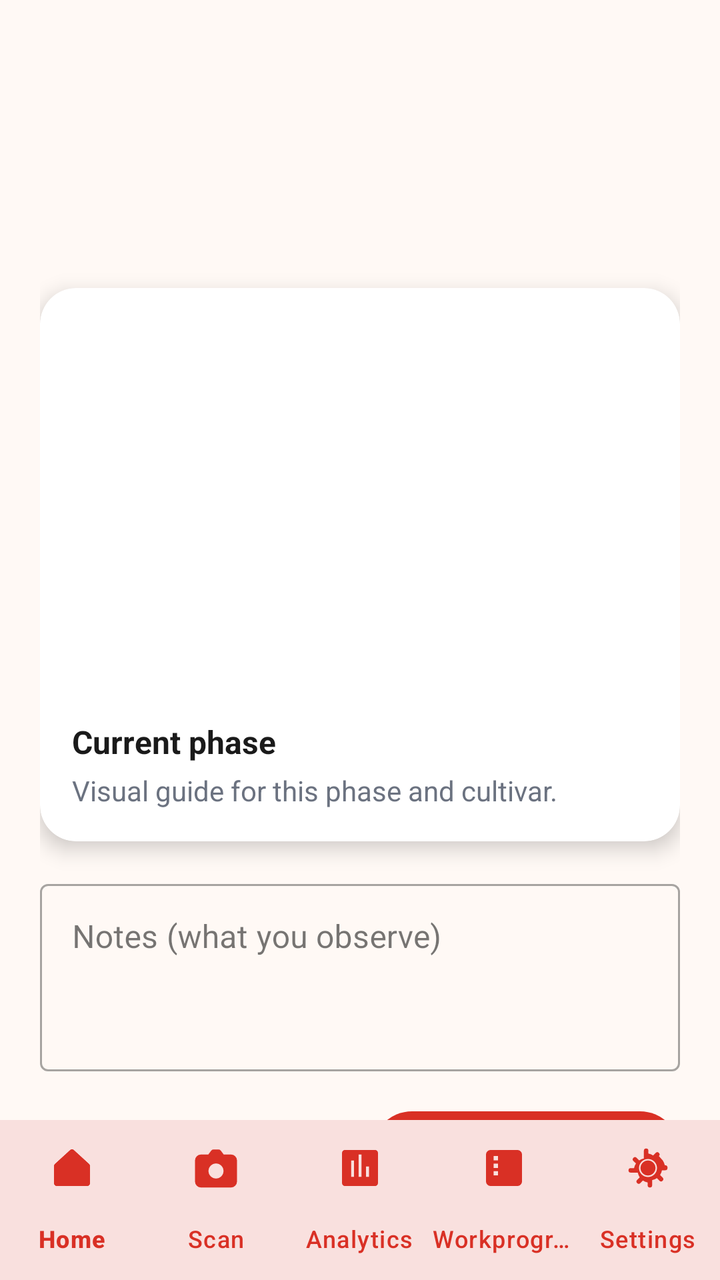
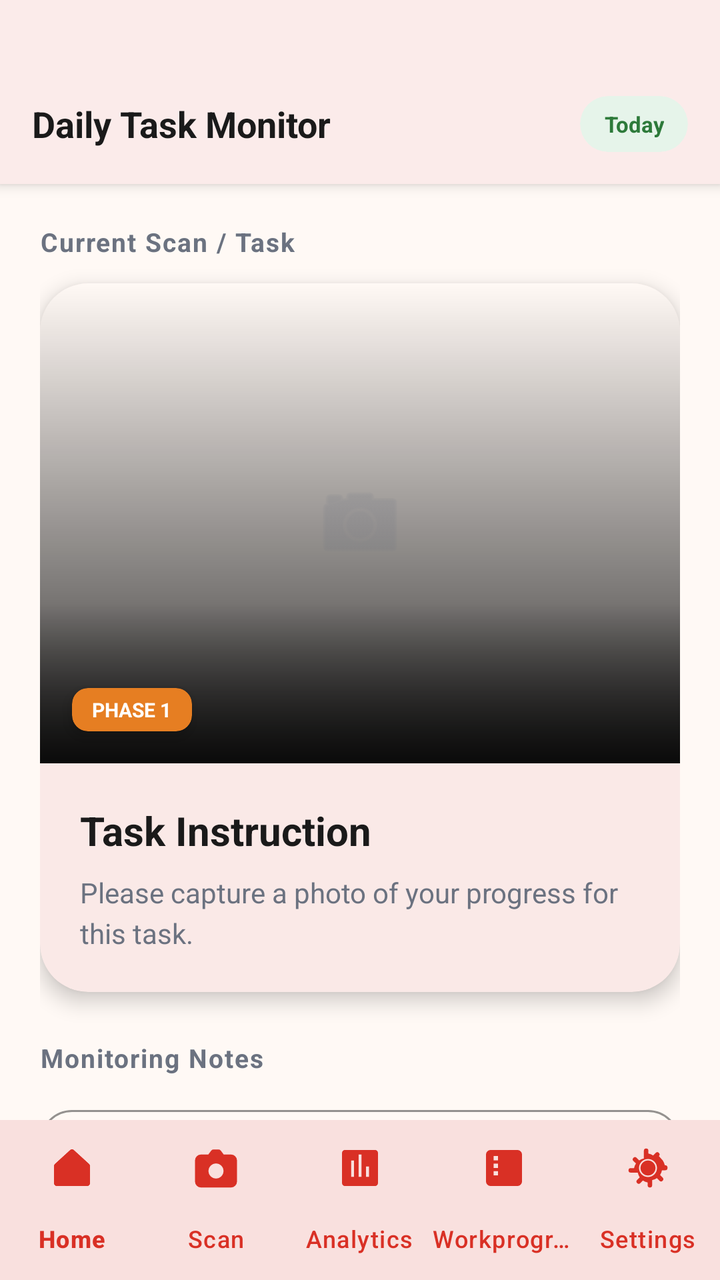

Before-and-after screenshots of an Android layout around one commit, followed by the original layout XML and the change that was made.
<!-- AndroidManifest.xml: application theme Theme.TomatoApp -->
<!-- res/layout/activity_plant_monitoring.xml -->
<?xml version="1.0" encoding="utf-8"?>
<RelativeLayout xmlns:android="http://schemas.android.com/apk/res/android"
    xmlns:app="http://schemas.android.com/apk/res-auto"
    xmlns:tools="http://schemas.android.com/tools"
    android:layout_width="match_parent"
    android:layout_height="match_parent"
    android:background="@color/soft_cream"
    tools:context=".monitoring.ui.PlantMonitoringActivity">

    <androidx.core.widget.NestedScrollView
        android:layout_width="match_parent"
        android:layout_height="match_parent"
        android:layout_above="@id/bottom_navigation"
        android:fillViewport="true">

        <LinearLayout
            android:layout_width="match_parent"
            android:layout_height="wrap_content"
            android:orientation="vertical"
            android:padding="20dp">

            
            <View
                android:layout_width="match_parent"
                android:layout_height="?attr/actionBarSize"
                android:layout_marginBottom="60dp"/>

            <androidx.cardview.widget.CardView
                android:id="@+id/referenceCard"
                android:layout_width="match_parent"
                android:layout_height="wrap_content"
                android:layout_marginBottom="16dp"
                app:cardCornerRadius="18dp"
                app:cardElevation="6dp"
                app:cardBackgroundColor="@color/white">

                <LinearLayout
                    android:layout_width="match_parent"
                    android:layout_height="wrap_content"
                    android:orientation="vertical">

                    <ImageView
                        android:id="@+id/referenceImage"
                        android:layout_width="match_parent"
                        android:layout_height="200dp"
                        android:scaleType="centerCrop"
                        android:contentDescription="@string/monitor_reference_image" />

                    <LinearLayout
                        android:layout_width="match_parent"
                        android:layout_height="wrap_content"
                        android:orientation="vertical"
                        android:padding="16dp">

                        <TextView
                            android:id="@+id/referencePhaseLabel"
                            android:layout_width="wrap_content"
                            android:layout_height="wrap_content"
                            android:textStyle="bold"
                            android:textColor="@color/text_primary"
                            android:textSize="16sp"
                            android:text="@string/monitor_phase_label" />

                        <TextView
                            android:id="@+id/referenceDescription"
                            android:layout_width="match_parent"
                            android:layout_height="wrap_content"
                            android:layout_marginTop="4dp"
                            android:textColor="@color/text_secondary"
                            android:textSize="14sp"
                            android:text="@string/monitor_reference_hint" />
                    </LinearLayout>
                </LinearLayout>
            </androidx.cardview.widget.CardView>

            <com.google.android.material.textfield.TextInputLayout
                style="@style/Widget.MaterialComponents.TextInputLayout.OutlinedBox"
                android:layout_width="match_parent"
                android:layout_height="wrap_content"
                android:layout_marginBottom="16dp"
                android:hint="@string/monitor_notes">

                <com.google.android.material.textfield.TextInputEditText
                    android:id="@+id/inputNotes"
                    android:layout_width="match_parent"
                    android:layout_height="wrap_content"
                    android:minLines="3"
                    android:maxLines="5"
                    android:gravity="top|start" />
            </com.google.android.material.textfield.TextInputLayout>

            
            <com.google.android.material.card.MaterialCardView
                android:id="@+id/capturedImageCard"
                android:layout_width="match_parent"
                android:layout_height="wrap_content"
                android:layout_marginBottom="16dp"
                android:visibility="gone"
                app:cardCornerRadius="16dp"
                app:cardElevation="4dp">

                <LinearLayout
                    android:layout_width="match_parent"
                    android:layout_height="wrap_content"
                    android:orientation="vertical"
                    android:padding="16dp">

                    <LinearLayout
                        android:layout_width="match_parent"
                        android:layout_height="wrap_content"
                        android:orientation="horizontal"
                        android:gravity="center_vertical"
                        android:layout_marginBottom="12dp">

                        <TextView
                            android:layout_width="0dp"
                            android:layout_height="wrap_content"
                            android:layout_weight="1"
                            android:text="Captured Image"
                            android:textColor="@color/text_primary"
                            android:textSize="16sp"
                            android:textStyle="bold" />

                        <com.google.android.material.button.MaterialButton
                            android:id="@+id/btnDeleteImage"
                            android:layout_width="wrap_content"
                            android:layout_height="wrap_content"
                            android:text="Delete"
                            android:textAllCaps="false"
                            android:textColor="@color/error"
                            style="@style/Widget.Material3.Button.TextButton"
                            android:icon="@android:drawable/ic_menu_delete"
                            app:iconTint="@color/error" />
                    </LinearLayout>

                    <ImageView
                        android:id="@+id/capturedImageView"
                        android:layout_width="match_parent"
                        android:layout_height="200dp"
                        android:scaleType="centerCrop"
                        android:contentDescription="Captured image"
                        android:background="@color/soft_cream" />
                </LinearLayout>
            </com.google.android.material.card.MaterialCardView>

            
            <LinearLayout
                android:layout_width="match_parent"
                android:layout_height="wrap_content"
                android:orientation="horizontal"
                android:layout_marginBottom="12dp">

                <com.google.android.material.button.MaterialButton
                    android:id="@+id/btnScanDiseases"
                    android:layout_width="0dp"
                    android:layout_height="wrap_content"
                    android:layout_weight="1"
                    android:layout_marginEnd="6dp"
                    android:text="@string/monitor_scan_button"
                    android:textAllCaps="false"
                    android:icon="@android:drawable/ic_menu_camera" />

                <com.google.android.material.button.MaterialButton
                    android:id="@+id/btnCapture"
                    android:layout_width="0dp"
                    android:layout_height="wrap_content"
                    android:layout_weight="1"
                    android:layout_marginStart="6dp"
                    android:text="Capture"
                    android:textAllCaps="false"
                    android:icon="@android:drawable/ic_menu_camera" />
            </LinearLayout>

            
            <com.google.android.material.button.MaterialButton
                android:id="@+id/btnSave"
                android:layout_width="match_parent"
                android:layout_height="wrap_content"
                android:text="Save"
                android:textAllCaps="false"
                android:icon="@android:drawable/ic_menu_save" />

        </LinearLayout>
    </androidx.core.widget.NestedScrollView>

    <com.google.android.material.bottomnavigation.BottomNavigationView
        android:id="@+id/bottom_navigation"
        android:layout_width="match_parent"
        android:layout_height="wrap_content"
        android:layout_alignParentBottom="true"
        android:background="@color/white"
        app:menu="@menu/menu_bottom_nav"
        app:itemIconTint="@color/nav_selected"
        app:itemTextColor="@color/nav_selected"
        app:labelVisibilityMode="labeled"
        app:elevation="16dp" />

</RelativeLayout>
<!-- resources referenced by this layout -->
<resources>
  <color name="error">#D93025</color>
  <color name="nav_selected">#D93025</color>
  <color name="soft_cream">#FFF9F5</color>
  <color name="text_primary">#1A1A1A</color>
  <color name="text_secondary">#6B7280</color>
  <color name="white">#FFFFFFFF</color>
  <string name="monitor_notes">Notes (what you observe)</string>
  <string name="monitor_phase_label">Current phase</string>
  <string name="monitor_reference_hint">Visual guide for this phase and cultivar.</string>
  <string name="monitor_reference_image">Reference growth stage</string>
  <string name="monitor_scan_button">Scan for diseases</string>
  <style name="Theme.TomatoApp" parent="Base.Theme.TomatoApp" />
  <style name="Base.Theme.TomatoApp" parent="Theme.Material3.DayNight.NoActionBar">
          
          <item name="colorPrimary">@color/tomato_red</item>
          <item name="colorOnPrimary">@color/white</item>
          <item name="colorSecondary">@color/fresh_green</item>
          <item name="colorOnSecondary">@color/white</item>
          <item name="colorSurface">@color/surface</item>
          <item name="colorOnSurface">@color/text_primary</item>
          <item name="colorError">@color/error</item>
          <item name="android:windowBackground">@color/bg_light_gray</item>
      </style>
  <color name="tomato_red">#D93025</color>
  <color name="fresh_green">#3DBE5A</color>
  <color name="surface">#FFFFFF</color>
  <color name="bg_light_gray">#FFF9F5</color>
</resources>

<!-- the commit's change to res/layout/activity_plant_monitoring.xml (unified diff, before → after) -->
@@ -7,11 +7,64 @@
     android:background="@color/soft_cream"
     tools:context=".monitoring.ui.PlantMonitoringActivity">
 
+    
+    <com.google.android.material.card.MaterialCardView
+        android:id="@+id/headerCard"
+        android:layout_width="match_parent"
+        android:layout_height="wrap_content"
+        app:cardElevation="4dp"
+        app:cardCornerRadius="0dp"
+        app:cardBackgroundColor="@color/white"
+        app:strokeWidth="0dp">
+
+        <LinearLayout
+            android:layout_width="match_parent"
+            android:layout_height="wrap_content"
+            android:orientation="horizontal"
+            android:gravity="center_vertical"
+            android:paddingStart="16dp"
+            android:paddingEnd="16dp"
+            android:paddingTop="48dp"
+            android:paddingBottom="16dp">
+
+            <TextView
+                android:layout_width="0dp"
+                android:layout_height="wrap_content"
+                android:layout_weight="1"
+                android:text="Daily Task Monitor"
+                android:textColor="@color/text_primary"
+                android:textSize="18sp"
+                android:textStyle="bold" />
+
+            <com.google.android.material.card.MaterialCardView
+                android:layout_width="wrap_content"
+                android:layout_height="28dp"
+                app:cardCornerRadius="14dp"
+                app:cardElevation="0dp"
+                app:cardBackgroundColor="@color/green_light"
+                app:strokeWidth="0dp">
+                <TextView
+                    android:id="@+id/dateLabel"
+                    android:layout_width="wrap_content"
+                    android:layout_height="match_parent"
+                    android:text="Today"
+                    android:textColor="@color/green"
+                    android:textSize="11sp"
+                    android:textStyle="bold"
+                    android:gravity="center"
+                    android:paddingHorizontal="12dp" />
+            </com.google.android.material.card.MaterialCardView>
+        </LinearLayout>
+    </com.google.android.material.card.MaterialCardView>
+
     <androidx.core.widget.NestedScrollView
         android:layout_width="match_parent"
         android:layout_height="match_parent"
+        android:layout_below="@id/headerCard"
         android:layout_above="@id/bottom_navigation"
-        android:fillViewport="true">
+        android:fillViewport="true"
+        android:clipToPadding="false"
+        android:paddingBottom="24dp">
 
         <LinearLayout
             android:layout_width="match_parent"
@@ -20,165 +73,217 @@
             android:padding="20dp">
 
             
-            <View
-                android:layout_width="match_parent"
-                android:layout_height="?attr/actionBarSize"
-                android:layout_marginBottom="60dp"/>
-
-            <androidx.cardview.widget.CardView
+            <TextView
+                android:layout_width="wrap_content"
+                android:layout_height="wrap_content"
+                android:text="Current Scan / Task"
+                android:textColor="@color/text_secondary"
+                android:textSize="13sp"
+                android:textStyle="bold"
+                android:letterSpacing="0.05"
+                android:layout_marginBottom="12dp" />
+
+            <com.google.android.material.card.MaterialCardView
                 android:id="@+id/referenceCard"
                 android:layout_width="match_parent"
                 android:layout_height="wrap_content"
-                android:layout_marginBottom="16dp"
-                app:cardCornerRadius="18dp"
+                android:layout_marginBottom="24dp"
+                app:cardCornerRadius="24dp"
                 app:cardElevation="6dp"
-                app:cardBackgroundColor="@color/white">
+                app:cardBackgroundColor="@color/white"
+                app:strokeWidth="0dp">
 
                 <LinearLayout
                     android:layout_width="match_parent"
                     android:layout_height="wrap_content"
                     android:orientation="vertical">
 
-                    <ImageView
-                        android:id="@+id/referenceImage"
+                    <FrameLayout
                         android:layout_width="match_parent"
-                        android:layout_height="200dp"
-                        android:scaleType="centerCrop"
-                        android:contentDescription="@string/monitor_reference_image" />
+                        android:layout_height="240dp">
+                        
+                        <ImageView
+                            android:id="@+id/referenceImage"
+                            android:layout_width="match_parent"
+                            android:layout_height="match_parent"
+                            android:scaleType="centerCrop"
+                            android:src="@drawable/bg_bottom_gradient_dark"
+                            android:background="@color/soft_cream"
+                            android:contentDescription="Captured image" />
+
+                        <View
+                            android:layout_width="match_parent"
+                            android:layout_height="80dp"
+                            android:layout_gravity="bottom"
+                            android:background="@drawable/bg_bottom_gradient_dark" />
+
+                        
+                        <ImageView
+                            android:id="@+id/cameraHintIcon"
+                            android:layout_width="48dp"
+                            android:layout_height="48dp"
+                            android:layout_gravity="center"
+                            android:src="@android:drawable/ic_menu_camera"
+                            app:tint="@color/muted"
+                            android:alpha="0.3" />
+
+                        <com.google.android.material.card.MaterialCardView
+                            android:layout_width="wrap_content"
+                            android:layout_height="wrap_content"
+                            android:layout_gravity="bottom|start"
+                            android:layout_margin="16dp"
+                            app:cardCornerRadius="8dp"
+                            app:cardElevation="4dp"
+                            app:cardBackgroundColor="@color/warm_orange"
+                            app:strokeWidth="0dp">
+                            <TextView
+                                android:id="@+id/phaseBadge"
+                                android:layout_width="wrap_content"
+                                android:layout_height="wrap_content"
+                                android:text="PHASE 1"
+                                android:textColor="@color/white"
+                                android:textSize="10sp"
+                                android:textStyle="bold"
+                                android:paddingHorizontal="10dp"
+                                android:paddingVertical="4dp" />
+                        </com.google.android.material.card.MaterialCardView>
+
+                        <com.google.android.material.button.MaterialButton
+                            android:id="@+id/btnDeleteImage"
+                            android:layout_width="40dp"
+                            android:layout_height="40dp"
+                            android:layout_gravity="top|end"
+                            android:layout_margin="12dp"
+                            android:padding="0dp"
+                            android:visibility="gone"
+                            app:icon="@android:drawable/ic_menu_delete"
+                            app:iconGravity="textStart"
+                            app:iconPadding="0dp"
+                            app:iconTint="@color/white"
+                            app:backgroundTint="@color/error"
+                            app:cornerRadius="20dp"
+                            style="@style/Widget.Material3.Button.Icon" />
+                    </FrameLayout>
 
                     <LinearLayout
                         android:layout_width="match_parent"
                         android:layout_height="wrap_content"
                         android:orientation="vertical"
-                        android:padding="16dp">
+                        android:padding="20dp">
 
                         <TextView
                             android:id="@+id/referencePhaseLabel"
                             android:layout_width="wrap_content"
                             android:layout_height="wrap_content"
-                            android:textStyle="bold"
+                            android:text="Task Instruction"
                             android:textColor="@color/text_primary"
-                            android:textSize="16sp"
-                            android:text="@string/monitor_phase_label" />
+                            android:textSize="20sp"
+                            android:textStyle="bold" />
 
                         <TextView
                             android:id="@+id/referenceDescription"
                             android:layout_width="match_parent"
                             android:layout_height="wrap_content"
-                            android:layout_marginTop="4dp"
+                            android:layout_marginTop="8dp"
                             android:textColor="@color/text_secondary"
                             android:textSize="14sp"
-                            android:text="@string/monitor_reference_hint" />
+                            android:lineSpacingExtra="4dp"
+                            android:text="Please capture a photo of your progress for this task." />
                     </LinearLayout>
                 </LinearLayout>
-            </androidx.cardview.widget.CardView>
+            </com.google.android.material.card.MaterialCardView>
+
+            
+            <TextView
+                android:layout_width="wrap_content"
+                android:layout_height="wrap_content"
+                android:text="Monitoring Notes"
+                android:textColor="@color/text_secondary"
+                android:textSize="13sp"
+                android:textStyle="bold"
+                android:letterSpacing="0.05"
+                android:layout_marginBottom="12dp" />
 
             <com.google.android.material.textfield.TextInputLayout
                 style="@style/Widget.MaterialComponents.TextInputLayout.OutlinedBox"
                 android:layout_width="match_parent"
                 android:layout_height="wrap_content"
-                android:layout_marginBottom="16dp"
-                android:hint="@string/monitor_notes">
+                android:layout_marginBottom="24dp"
+                app:boxCornerRadiusTopStart="16dp"
+                app:boxCornerRadiusTopEnd="16dp"
+                app:boxCornerRadiusBottomStart="16dp"
+                app:boxCornerRadiusBottomEnd="16dp"
+                app:boxStrokeColor="@color/green"
+                app:hintTextColor="@color/green"
+                android:hint="Observations (growth, pests, etc.)">
 
                 <com.google.android.material.textfield.TextInputEditText
                     android:id="@+id/inputNotes"
                     android:layout_width="match_parent"
                     android:layout_height="wrap_content"
                     android:minLines="3"
-                    android:maxLines="5"
-                    android:gravity="top|start" />
+                    android:maxLines="6"
+                    android:gravity="top|start"
+                    android:textColor="@color/text_primary"
+                    android:textSize="15sp" />
             </com.google.android.material.textfield.TextInputLayout>
-
-            
-            <com.google.android.material.card.MaterialCardView
-                android:id="@+id/capturedImageCard"
-                android:layout_width="match_parent"
-                android:layout_height="wrap_content"
-                android:layout_marginBottom="16dp"
-                android:visibility="gone"
-                app:cardCornerRadius="16dp"
-                app:cardElevation="4dp">
-
-                <LinearLayout
-                    android:layout_width="match_parent"
-                    android:layout_height="wrap_content"
-                    android:orientation="vertical"
-                    android:padding="16dp">
-
-                    <LinearLayout
-                        android:layout_width="match_parent"
-                        android:layout_height="wrap_content"
-                        android:orientation="horizontal"
-                        android:gravity="center_vertical"
-                        android:layout_marginBottom="12dp">
-
-                        <TextView
-                            android:layout_width="0dp"
-                            android:layout_height="wrap_content"
-                            android:layout_weight="1"
-                            android:text="Captured Image"
-                            android:textColor="@color/text_primary"
-                            android:textSize="16sp"
-                            android:textStyle="bold" />
-
-                        <com.google.android.material.button.MaterialButton
-                            android:id="@+id/btnDeleteImage"
-                            android:layout_width="wrap_content"
-                            android:layout_height="wrap_content"
-                            android:text="Delete"
-                            android:textAllCaps="false"
-                            android:textColor="@color/error"
-                            style="@style/Widget.Material3.Button.TextButton"
-                            android:icon="@android:drawable/ic_menu_delete"
-                            app:iconTint="@color/error" />
-                    </LinearLayout>
-
-                    <ImageView
-                        android:id="@+id/capturedImageView"
-                        android:layout_width="match_parent"
-                        android:layout_height="200dp"
-                        android:scaleType="centerCrop"
-                        android:contentDescription="Captured image"
-                        android:background="@color/soft_cream" />
-                </LinearLayout>
-            </com.google.android.material.card.MaterialCardView>
 
             
             <LinearLayout
                 android:layout_width="match_parent"
                 android:layout_height="wrap_content"
                 android:orientation="horizontal"
-                android:layout_marginBottom="12dp">
+                android:weightSum="2"
+                android:layout_marginBottom="16dp">
 
                 <com.google.android.material.button.MaterialButton
                     android:id="@+id/btnScanDiseases"
                     android:layout_width="0dp"
-                    android:layout_height="wrap_content"
+                    android:layout_height="60dp"
                     android:layout_weight="1"
-                    android:layout_marginEnd="6dp"
-                    android:text="@string/monitor_scan_button"
+                    android:layout_marginEnd="8dp"
+                    android:text="AI Health Scan"
                     android:textAllCaps="false"
-                    android:icon="@android:drawable/ic_menu_camera" />
+                    android:textStyle="bold"
+                    android:textSize="14sp"
+                    app:cornerRadius="16dp"
+                    app:icon="@android:drawable/ic_menu_camera"
+                    app:iconSize="20dp"
+                    app:backgroundTint="@color/warm_orange"
+                    android:textColor="@color/white" />
 
                 <com.google.android.material.button.MaterialButton
                     android:id="@+id/btnCapture"
                     android:layout_width="0dp"
-                    android:layout_height="wrap_content"
+                    android:layout_height="60dp"
                     android:layout_weight="1"
-                    android:layout_marginStart="6dp"
-                    android:text="Capture"
+                    android:layout_marginStart="8dp"
+                    android:text="Take Photo"
                     android:textAllCaps="false"
-                    android:icon="@android:drawable/ic_menu_camera" />
+                    android:textStyle="bold"
+                    android:textSize="14sp"
+                    app:cornerRadius="16dp"
+                    app:icon="@android:drawable/ic_menu_camera"
+                    app:iconSize="20dp"
+                    app:backgroundTint="@color/green"
+                    android:textColor="@color/white" />
             </LinearLayout>
 
-            
             <com.google.android.material.button.MaterialButton
                 android:id="@+id/btnSave"
                 android:layout_width="match_parent"
-                android:layout_height="wrap_content"
-                android:text="Save"
-                android:textAllCaps="false"
-                android:icon="@android:drawable/ic_menu_save" />
+                android:layout_height="64dp"
+                android:text="Save Progress"
+                android:textAllCaps="true"
+                android:textStyle="bold"
+                android:textSize="16sp"
+                android:letterSpacing="0.1"
+                app:cornerRadius="18dp"
+                app:icon="@android:drawable/ic_menu_save"
+                app:iconSize="22dp"
+                app:backgroundTint="@color/tomato_red"
+                android:textColor="@color/white"
+                app:elevation="4dp" />
 
         </LinearLayout>
     </androidx.core.widget.NestedScrollView>
<!-- resource entries referenced after the edit -->
@@ -1,16 +1,23 @@
 <!-- resources referenced by this layout -->
 <resources>
   <color name="error">#D93025</color>
+  <color name="green">#2D7A3A</color>
+  <color name="green_light">#E6F4EA</color>
+  <color name="muted">#6B7280</color>
   <color name="nav_selected">#D93025</color>
   <color name="soft_cream">#FFF9F5</color>
   <color name="text_primary">#1A1A1A</color>
   <color name="text_secondary">#6B7280</color>
   <color name="white">#FFFFFFFF</color>
-  <string name="monitor_notes">Notes (what you observe)</string>
-  <string name="monitor_phase_label">Current phase</string>
-  <string name="monitor_reference_hint">Visual guide for this phase and cultivar.</string>
-  <string name="monitor_reference_image">Reference growth stage</string>
-  <string name="monitor_scan_button">Scan for diseases</string>
+  <!-- drawable bg_bottom_gradient_dark (drawable) -->
+  <?xml version="1.0" encoding="utf-8"?>
+  <shape xmlns:android="http://schemas.android.com/apk/res/android">
+      <gradient
+          android:angle="90"
+          android:endColor="@android:color/transparent"
+          android:startColor="#CC000000"
+          android:type="linear" />
+  </shape>
   <style name="Theme.TomatoApp" parent="Base.Theme.TomatoApp" />
   <style name="Base.Theme.TomatoApp" parent="Theme.Material3.DayNight.NoActionBar">
           
@@ -24,6 +31,7 @@
           <item name="android:windowBackground">@color/bg_light_gray</item>
       </style>
   <color name="tomato_red">#D93025</color>
+  <color name="warm_orange">#E67E22</color>
   <color name="fresh_green">#3DBE5A</color>
   <color name="surface">#FFFFFF</color>
   <color name="bg_light_gray">#FFF9F5</color>
